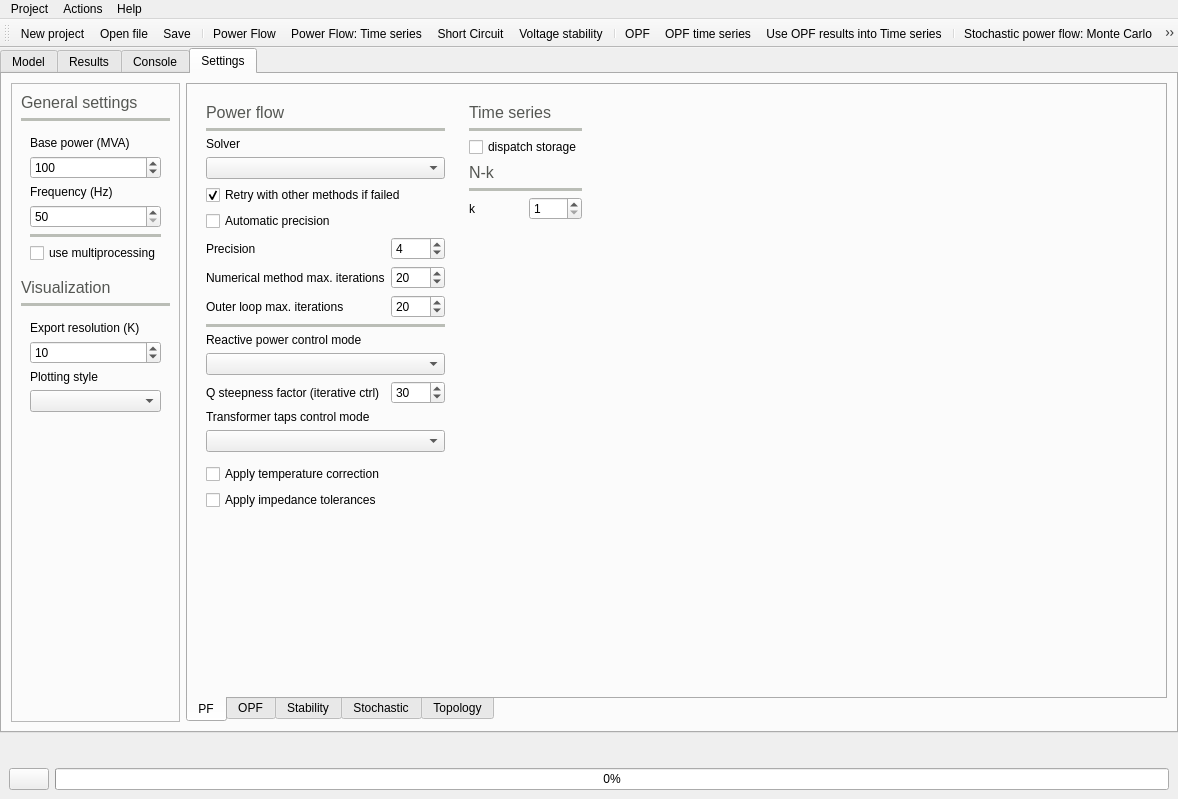
Old version of the form src/GridCal/Gui/Main/MainWindow.ui in the repository SanPen/GridCal.
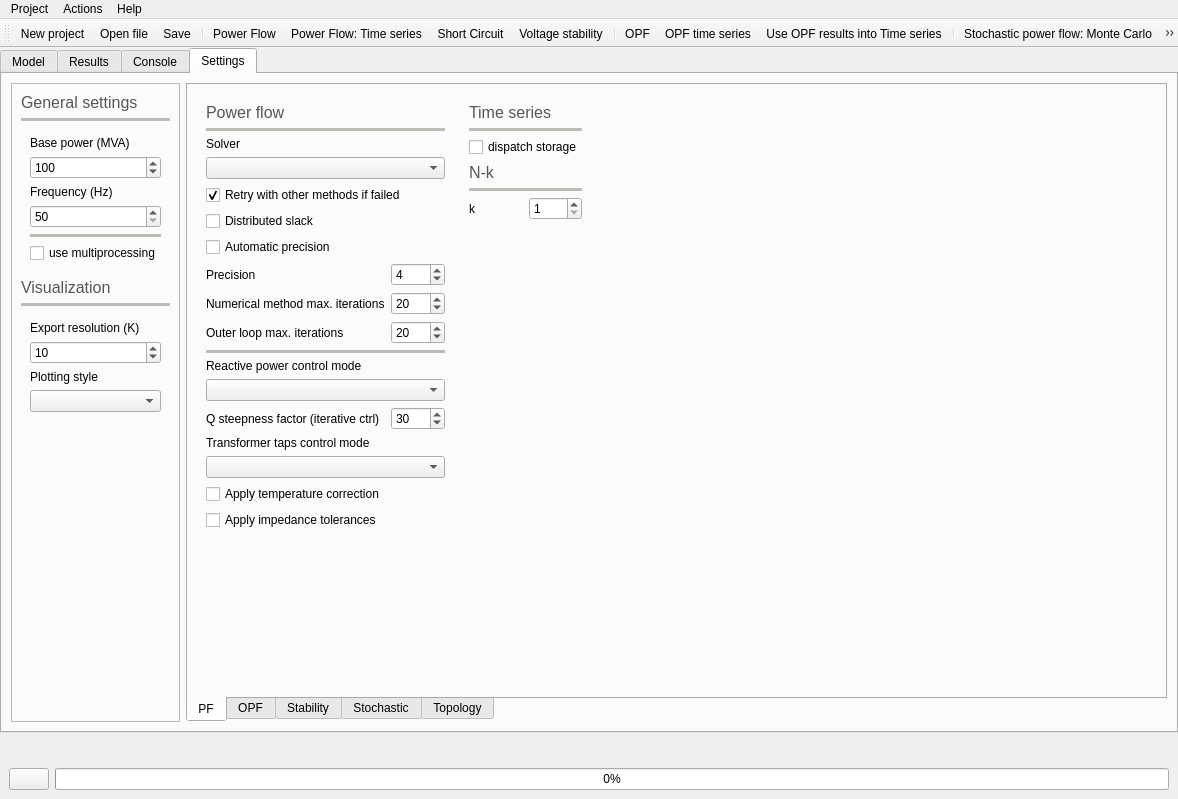
New version of the form. The open tabs and pages were chosen to show the change. Icons and pictures are not drawn.

Commit message: Added distributed slack Improved the linear power flows vastly improved the PSSe import

```diff
--- a/src/GridCal/Gui/Main/MainWindow.ui
+++ b/src/GridCal/Gui/Main/MainWindow.ui
@@ -1888,86 +1888,91 @@
                <enum>QFrame::Raised</enum>
               </property>
               <layout class="QGridLayout" name="gridLayout_4">
-               <item row="7" column="0" colspan="2">
+               <item row="19" column="0">
+                <widget class="QLabel" name="label_50">
+                 <property name="text">
+                  <string>Transformer taps control mode</string>
+                 </property>
+                </widget>
+               </item>
+               <item row="21" column="0">
+                <spacer name="verticalSpacer_10">
+                 <property name="orientation">
+                  <enum>Qt::Vertical</enum>
+                 </property>
+                 <property name="sizeHint" stdset="0">
+                  <size>
+                   <width>20</width>
+                   <height>40</height>
+                  </size>
+                 </property>
+                </spacer>
+               </item>
+               <item row="13" column="0" colspan="2">
+                <widget class="Line" name="line_18">
+                 <property name="palette">
+                  <palette>
+                   <active>
+                    <colorrole role="WindowText">
+                     <brush brushstyle="SolidPattern">
+                      <color alpha="255">
+                       <red>186</red>
+                       <green>189</green>
+                       <blue>182</blue>
+                      </color>
+                     </brush>
+                    </colorrole>
+                   </active>
+                   <inactive>
+                    <colorrole role="WindowText">
+                     <brush brushstyle="SolidPattern">
+                      <color alpha="255">
+                       <red>186</red>
+                       <green>189</green>
+                       <blue>182</blue>
+                      </color>
+                     </brush>
+                    </colorrole>
+                   </inactive>
+                   <disabled>
+                    <colorrole role="WindowText">
+                     <brush brushstyle="SolidPattern">
+                      <color alpha="255">
+                       <red>190</red>
+                       <green>190</green>
+                       <blue>190</blue>
+                      </color>
+                     </brush>
+                    </colorrole>
+                   </disabled>
+                  </palette>
+                 </property>
+                 <property name="frameShadow">
+                  <enum>QFrame::Plain</enum>
+                 </property>
+                 <property name="lineWidth">
+                  <number>4</number>
+                 </property>
+                 <property name="orientation">
+                  <enum>Qt::Horizontal</enum>
+                 </property>
+                </widget>
+               </item>
+               <item row="12" column="0">
+                <widget class="QLabel" name="label_49">
+                 <property name="text">
+                  <string>Outer loop max. iterations</string>
+                 </property>
+                </widget>
+               </item>
+               <item row="8" column="0" colspan="2">
                 <widget class="QCheckBox" name="auto_precision_checkBox">
                  <property name="text">
                   <string>Automatic precision</string>
                  </property>
                 </widget>
                </item>
-               <item row="1" column="0" colspan="2">
-                <widget class="QLabel" name="label_17">
-                 <property name="palette">
-                  <palette>
-                   <active>
-                    <colorrole role="WindowText">
-                     <brush brushstyle="SolidPattern">
-                      <color alpha="255">
-                       <red>85</red>
-                       <green>87</green>
-                       <blue>83</blue>
-                      </color>
-                     </brush>
-                    </colorrole>
-                   </active>
-                   <inactive>
-                    <colorrole role="WindowText">
-                     <brush brushstyle="SolidPattern">
-                      <color alpha="255">
-                       <red>85</red>
-                       <green>87</green>
-                       <blue>83</blue>
-                      </color>
-                     </brush>
-                    </colorrole>
-                   </inactive>
-                   <disabled>
-                    <colorrole role="WindowText">
-                     <brush brushstyle="SolidPattern">
-                      <color alpha="255">
-                       <red>190</red>
-                       <green>190</green>
-                       <blue>190</blue>
-                      </color>
-                     </brush>
-                    </colorrole>
-                   </disabled>
-                  </palette>
-                 </property>
-                 <property name="font">
-                  <font>
-                   <pointsize>12</pointsize>
-                  </font>
-                 </property>
-                 <property name="text">
-                  <string>Power flow</string>
-                 </property>
-                </widget>
-               </item>
-               <item row="9" column="1">
-                <widget class="QSpinBox" name="tolerance_spinBox">
-                 <property name="toolTip">
-                  <string>&lt;html&gt;&lt;head/&gt;&lt;body&gt;&lt;p&gt;Exponent of the precission to use.&lt;/p&gt;&lt;p&gt;precision = 1x10^-factor&lt;/p&gt;&lt;p&gt;i.e.&lt;/p&gt;&lt;p&gt;factor=3&lt;/p&gt;&lt;p&gt;precision = 1e-3&lt;/p&gt;&lt;/body&gt;&lt;/html&gt;</string>
-                 </property>
-                 <property name="minimum">
-                  <number>1</number>
-                 </property>
-                 <property name="maximum">
-                  <number>20</number>
-                 </property>
-                 <property name="value">
-                  <number>4</number>
-                 </property>
-                </widget>
-               </item>
-               <item row="9" column="0">
-                <widget class="QLabel" name="label_5">
-                 <property name="text">
-                  <string>Precision</string>
-                 </property>
-                </widget>
-               </item>
-               <item row="10" column="1">
+               <item row="11" column="1">
                 <widget class="QSpinBox" name="max_iterations_spinBox">
                  <property name="toolTip">
                   <string>&lt;html&gt;&lt;head/&gt;&lt;body&gt;&lt;p&gt;Maximum numberof iterations to use.&lt;/p&gt;&lt;p&gt;&lt;br/&gt;&lt;/p&gt;&lt;p&gt;Tipical values: &lt;/p&gt;&lt;p&gt;Newton Raphson: 5&lt;/p&gt;&lt;p&gt;Levenberg-Marquards: 20&lt;/p&gt;&lt;p&gt;Fast decoupled: 10&lt;/p&gt;&lt;p&gt;Others: 20&lt;/p&gt;&lt;/body&gt;&lt;/html&gt;</string>
@@ -1983,89 +1988,6 @@
                  </property>
                 </widget>
                </item>
-               <item row="10" column="0">
-                <widget class="QLabel" name="label_6">
-                 <property name="text">
-                  <string>Numerical method max. iterations</string>
-                 </property>
-                </widget>
-               </item>
-               <item row="2" column="0" colspan="2">
-                <widget class="Line" name="line_14">
-                 <property name="palette">
-                  <palette>
-                   <active>
-                    <colorrole role="WindowText">
-                     <brush brushstyle="SolidPattern">
-                      <color alpha="255">
-                       <red>186</red>
-                       <green>189</green>
-                       <blue>182</blue>
-                      </color>
-                     </brush>
-                    </colorrole>
-                   </active>
-                   <inactive>
-                    <colorrole role="WindowText">
-                     <brush brushstyle="SolidPattern">
-                      <color alpha="255">
-                       <red>186</red>
-                       <green>189</green>
-                       <blue>182</blue>
-                      </color>
-                     </brush>
-                    </colorrole>
-                   </inactive>
-                   <disabled>
-                    <colorrole role="WindowText">
-                     <brush brushstyle="SolidPattern">
-                      <color alpha="255">
-                       <red>190</red>
-                       <green>190</green>
-                       <blue>190</blue>
-                      </color>
-                     </brush>
-                    </colorrole>
-                   </disabled>
-                  </palette>
-                 </property>
-                 <property name="frameShadow">
-                  <enum>QFrame::Plain</enum>
-                 </property>
-                 <property name="lineWidth">
-                  <number>4</number>
-                 </property>
-                 <property name="orientation">
-                  <enum>Qt::Horizontal</enum>
-                 </property>
-                </widget>
-               </item>
-               <item row="5" column="0" colspan="2">
-                <widget class="QComboBox" name="solver_comboBox"/>
-               </item>
-               <item row="20" column="0">
-                <spacer name="verticalSpacer_10">
-                 <property name="orientation">
-                  <enum>Qt::Vertical</enum>
-                 </property>
-                 <property name="sizeHint" stdset="0">
-                  <size>
-                   <width>20</width>
-                   <height>40</height>
-                  </size>
-                 </property>
-                </spacer>
-               </item>
-               <item row="18" column="0">
-                <widget class="QLabel" name="label_50">
-                 <property name="text">
-                  <string>Transformer taps control mode</string>
-                 </property>
-                </widget>
-               </item>
-               <item row="19" column="0" colspan="2">
-                <widget class="QComboBox" name="taps_control_mode_comboBox"/>
-               </item>
                <item row="4" column="0">
                 <widget class="QLabel" name="label_2">
                  <property name="text">
@@ -2073,26 +1995,79 @@
                  </property>
                 </widget>
                </item>
-               <item row="15" column="0">
+               <item row="16" column="0">
                 <widget class="QLabel" name="label_48">
                  <property name="text">
                   <string>Reactive power control mode</string>
                  </property>
                 </widget>
                </item>
-               <item row="11" column="1">
-                <widget class="QSpinBox" name="outer_loop_spinBox">
-                 <property name="toolTip">
-                  <string>Maximum iterations for the outer loop that controls reactive power and transformer taps.</string>
+               <item row="18" column="0">
+                <widget class="QLabel" name="label_9">
+                 <property name="text">
+                  <string>Q steepness factor (iterative ctrl)</string>
                  </property>
-                 <property name="minimum">
-                  <number>1</number>
+                </widget>
+               </item>
+               <item row="23" column="0">
+                <widget class="QCheckBox" name="apply_impedance_tolerances_checkBox">
+                 <property name="text">
+                  <string>Apply impedance tolerances</string>
                  </property>
-                 <property name="maximum">
-                  <number>9999</number>
+                </widget>
+               </item>
+               <item row="5" column="0" colspan="2">
+                <widget class="QComboBox" name="solver_comboBox"/>
+               </item>
+               <item row="17" column="0" colspan="2">
+                <widget class="QComboBox" name="reactive_power_control_mode_comboBox"/>
+               </item>
+               <item row="1" column="0" colspan="2">
+                <widget class="QLabel" name="label_17">
+                 <property name="palette">
+                  <palette>
+                   <active>
+                    <colorrole role="WindowText">
+                     <brush brushstyle="SolidPattern">
+                      <color alpha="255">
+                       <red>85</red>
+                       <green>87</green>
+                       <blue>83</blue>
+                      </color>
+                     </brush>
+                    </colorrole>
+                   </active>
+                   <inactive>
+                    <colorrole role="WindowText">
+                     <brush brushstyle="SolidPattern">
+                      <color alpha="255">
+                       <red>85</red>
+                       <green>87</green>
+                       <blue>83</blue>
+                      </color>
+                     </brush>
+                    </colorrole>
+                   </inactive>
+                   <disabled>
+                    <colorrole role="WindowText">
+                     <brush brushstyle="SolidPattern">
+                      <color alpha="255">
+                       <red>190</red>
+                       <green>190</green>
+                       <blue>190</blue>
+                      </color>
+                     </brush>
+                    </colorrole>
+                   </disabled>
+                  </palette>
                  </property>
-                 <property name="value">
-                  <number>20</number>
+                 <property name="font">
+                  <font>
+                   <pointsize>12</pointsize>
+                  </font>
+                 </property>
+                 <property name="text">
+                  <string>Power flow</string>
                  </property>
                 </widget>
                </item>
@@ -2109,74 +2084,7 @@
                  </property>
                 </widget>
                </item>
-               <item row="11" column="0">
-                <widget class="QLabel" name="label_49">
-                 <property name="text">
-                  <string>Outer loop max. iterations</string>
-                 </property>
-                </widget>
-               </item>
                <item row="22" column="0">
-                <widget class="QCheckBox" name="apply_impedance_tolerances_checkBox">
-                 <property name="text">
-                  <string>Apply impedance tolerances</string>
-                 </property>
-                </widget>
-               </item>
-               <item row="12" column="0" colspan="2">
-                <widget class="Line" name="line_18">
-                 <property name="palette">
-                  <palette>
-                   <active>
-                    <colorrole role="WindowText">
-                     <brush brushstyle="SolidPattern">
-                      <color alpha="255">
-                       <red>186</red>
-                       <green>189</green>
-                       <blue>182</blue>
-                      </color>
-                     </brush>
-                    </colorrole>
-                   </active>
-                   <inactive>
-                    <colorrole role="WindowText">
-                     <brush brushstyle="SolidPattern">
-                      <color alpha="255">
-                       <red>186</red>
-                       <green>189</green>
-                       <blue>182</blue>
-                      </color>
-                     </brush>
-                    </colorrole>
-                   </inactive>
-                   <disabled>
-                    <colorrole role="WindowText">
-                     <brush brushstyle="SolidPattern">
-                      <color alpha="255">
-                       <red>190</red>
-                       <green>190</green>
-                       <blue>190</blue>
-                      </color>
-                     </brush>
-                    </colorrole>
-                   </disabled>
-                  </palette>
-                 </property>
-                 <property name="frameShadow">
-                  <enum>QFrame::Plain</enum>
-                 </property>
-                 <property name="lineWidth">
-                  <number>4</number>
-                 </property>
-                 <property name="orientation">
-                  <enum>Qt::Horizontal</enum>
-                 </property>
-                </widget>
-               </item>
-               <item row="16" column="0" colspan="2">
-                <widget class="QComboBox" name="reactive_power_control_mode_comboBox"/>
-               </item>
-               <item row="21" column="0">
                 <widget class="QCheckBox" name="temperature_correction_checkBox">
                  <property name="toolTip">
                   <string>Correct the branches resistance using the temperature</string>
@@ -2186,14 +2094,7 @@
                  </property>
                 </widget>
                </item>
-               <item row="17" column="0">
-                <widget class="QLabel" name="label_9">
-                 <property name="text">
-                  <string>Q steepness factor (iterative ctrl)</string>
-                 </property>
-                </widget>
-               </item>
-               <item row="17" column="1">
+               <item row="18" column="1">
                 <widget class="QSpinBox" name="q_steepness_factor_spinBox">
                  <property name="singleStep">
                   <number>1</number>
@@ -2203,6 +2104,115 @@
                  </property>
                 </widget>
                </item>
+               <item row="2" column="0" colspan="2">
+                <widget class="Line" name="line_14">
+                 <property name="palette">
+                  <palette>
+                   <active>
+                    <colorrole role="WindowText">
+                     <brush brushstyle="SolidPattern">
+                      <color alpha="255">
+                       <red>186</red>
+                       <green>189</green>
+                       <blue>182</blue>
+                      </color>
+                     </brush>
+                    </colorrole>
+                   </active>
+                   <inactive>
+                    <colorrole role="WindowText">
+                     <brush brushstyle="SolidPattern">
+                      <color alpha="255">
+                       <red>186</red>
+                       <green>189</green>
+                       <blue>182</blue>
+                      </color>
+                     </brush>
+                    </colorrole>
+                   </inactive>
+                   <disabled>
+                    <colorrole role="WindowText">
+                     <brush brushstyle="SolidPattern">
+                      <color alpha="255">
+                       <red>190</red>
+                       <green>190</green>
+                       <blue>190</blue>
+                      </color>
+                     </brush>
+                    </colorrole>
+                   </disabled>
+                  </palette>
+                 </property>
+                 <property name="frameShadow">
+                  <enum>QFrame::Plain</enum>
+                 </property>
+                 <property name="lineWidth">
+                  <number>4</number>
+                 </property>
+                 <property name="orientation">
+                  <enum>Qt::Horizontal</enum>
+                 </property>
+                </widget>
+               </item>
+               <item row="10" column="1">
+                <widget class="QSpinBox" name="tolerance_spinBox">
+                 <property name="toolTip">
+                  <string>&lt;html&gt;&lt;head/&gt;&lt;body&gt;&lt;p&gt;Exponent of the precission to use.&lt;/p&gt;&lt;p&gt;precision = 1x10^-factor&lt;/p&gt;&lt;p&gt;i.e.&lt;/p&gt;&lt;p&gt;factor=3&lt;/p&gt;&lt;p&gt;precision = 1e-3&lt;/p&gt;&lt;/body&gt;&lt;/html&gt;</string>
+                 </property>
+                 <property name="minimum">
+                  <number>1</number>
+                 </property>
+                 <property name="maximum">
+                  <number>20</number>
+                 </property>
+                 <property name="value">
+                  <number>4</number>
+                 </property>
+                </widget>
+               </item>
+               <item row="11" column="0">
+                <widget class="QLabel" name="label_6">
+                 <property name="text">
+                  <string>Numerical method max. iterations</string>
+                 </property>
+                </widget>
+               </item>
+               <item row="20" column="0" colspan="2">
+                <widget class="QComboBox" name="taps_control_mode_comboBox"/>
+               </item>
+               <item row="12" column="1">
+                <widget class="QSpinBox" name="outer_loop_spinBox">
+                 <property name="toolTip">
+                  <string>Maximum iterations for the outer loop that controls reactive power and transformer taps.</string>
+                 </property>
+                 <property name="minimum">
+                  <number>1</number>
+                 </property>
+                 <property name="maximum">
+                  <number>9999</number>
+                 </property>
+                 <property name="value">
+                  <number>20</number>
+                 </property>
+                </widget>
+               </item>
+               <item row="10" column="0">
+                <widget class="QLabel" name="label_5">
+                 <property name="text">
+                  <string>Precision</string>
+                 </property>
+                </widget>
+               </item>
+               <item row="7" column="0">
+                <widget class="QCheckBox" name="distributed_slack_checkBox">
+                 <property name="toolTip">
+                  <string>&lt;html&gt;&lt;head/&gt;&lt;body&gt;&lt;p&gt;If active, the slack power is distributed among the generators according to their installed power &amp;quot;Snom&amp;quot;&lt;/p&gt;&lt;/body&gt;&lt;/html&gt;</string>
+                 </property>
+                 <property name="text">
+                  <string>Distributed slack</string>
+                 </property>
+                </widget>
+               </item>
               </layout>
              </widget>
             </item>
```
Left out of the diff: 2 changed lines with no effect on the pictures. The commit also changes 18 other files.
